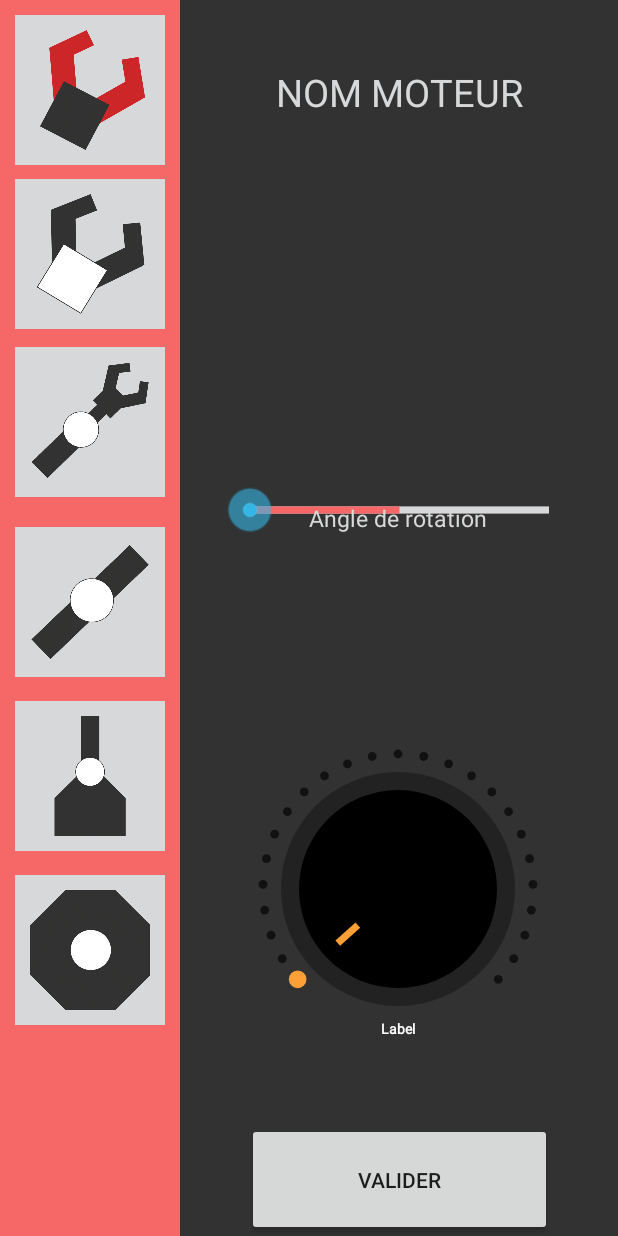
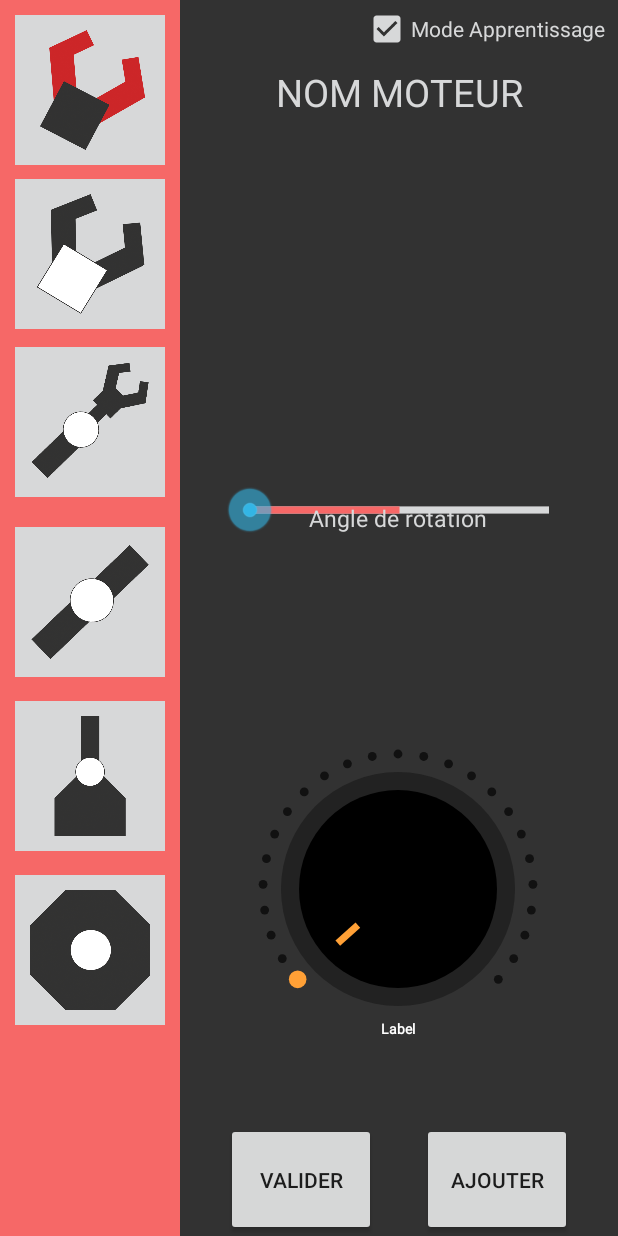
Before and after one commit to outcast292/EST-PFE-Hercules2000-android, an Android app: the controlApp screen opened directly, with no data from a screen before it, on a phone screen of 412 x 824 dp. Run offline under Robolectric (Android 15) with nearby library versions, the phone set to English and light mode, and no system bars; libraries missing offline, so code that uses them is left out: com.r0adkll.slidr; 38 statements that could not run were skipped.

Commit message:
added mode apr

```diff
--- a/app/src/main/java/com/hercules2000/control/connectionActivity.java
+++ b/app/src/main/java/com/hercules2000/control/connectionActivity.java
@@ -56,7 +56,7 @@ public class connectionActivity extends AppCompatActivity {
             showDialog("Erreur de connection !","Veuiller verfier l'ip et port");
         }
         else {
-            showDialog("Connecté !", "connectionActivity avec " + adrIP.getText().toString() + " avec succees");
+            showDialog("Connecté !", "Connection avec " + adrIP.getText().toString() + " avec succees");
             __ifConnected();
         }
     }
--- a/app/src/main/java/com/hercules2000/control/connectionUtils.java
+++ b/app/src/main/java/com/hercules2000/control/connectionUtils.java
@@ -97,7 +97,7 @@ public class connectionUtils {
             initIO();
 
         } catch (Exception e) {
-            Log.e("Hercules 2000", "C: Error", e);c
+            Log.e("Hercules 2000", "C: Error", e);
         }
 
     }
--- a/app/src/main/java/com/hercules2000/controlApp/HomeMenu.java
+++ b/app/src/main/java/com/hercules2000/controlApp/HomeMenu.java
@@ -11,6 +11,7 @@ import com.hercules2000.control.connectionActivity;
 
 public class HomeMenu extends AppCompatActivity {
 
+
     @Override
     protected void onCreate(Bundle savedInstanceState) {
         super.onCreate(savedInstanceState);
@@ -20,6 +21,7 @@ public class HomeMenu extends AppCompatActivity {
     public void openControl(View v) {
         Intent intent = new Intent(this, controlApp.class);
         startActivity(intent);
+        controllerHandler.initMotors();
     }
     public void btnSettings(View v) {
         Intent intent = new Intent(this, connectionActivity.class);
@@ -35,4 +37,6 @@ public class HomeMenu extends AppCompatActivity {
         alert.setTitle(title);
         alert.show();
     }
+
+
 }
--- a/app/src/main/java/com/hercules2000/controlApp/HomeScreen.java
+++ b/app/src/main/java/com/hercules2000/controlApp/HomeScreen.java
@@ -24,4 +24,5 @@ public class HomeScreen extends AppCompatActivity {
             }
         },1000);
     }
+
 }
--- a/app/src/main/res/layout/activity_main.xml
+++ b/app/src/main/res/layout/activity_main.xml
@@ -2,13 +2,13 @@
 <androidx.constraintlayout.widget.ConstraintLayout xmlns:android="http://schemas.android.com/apk/res/android"
     xmlns:app="http://schemas.android.com/apk/res-auto"
     xmlns:tools="http://schemas.android.com/tools"
-    android:background="@color/background_material_light"
     android:layout_width="match_parent"
     android:layout_height="match_parent"
-    >
+    android:background="@color/background_material_light">
 
 
     <include
+        android:id="@+id/include"
         layout="@layout/content_main"
         android:layout_width="0dp"
         android:layout_height="match_parent"
--- a/app/src/main/res/layout/content_main.xml
+++ b/app/src/main/res/layout/content_main.xml
@@ -84,12 +84,45 @@
 
     <Button
         android:id="@+id/bntValider"
-        android:layout_width="203dp"
+        android:layout_width="100dp"
         android:layout_height="75dp"
         android:onClick="btnValider"
         android:text="@string/valider"
         app:layout_constraintBottom_toBottomOf="parent"
-        app:layout_constraintEnd_toEndOf="parent"
+        app:layout_constraintEnd_toStartOf="@id/Ajouter"
+        app:layout_constraintHorizontal_bias="0.21"
         app:layout_constraintStart_toStartOf="parent" />
 
+    <Button
+        android:id="@+id/Ajouter"
+        android:layout_width="100dp"
+        android:layout_height="75dp"
+        android:layout_marginTop="56dp"
+        android:onClick="btnAjouter"
+        android:text="Ajouter"
+        app:layout_constraintBottom_toBottomOf="parent"
+        app:layout_constraintEnd_toEndOf="parent"
+        app:layout_constraintHorizontal_bias="0.759"
+        app:layout_constraintStart_toEndOf="@+id/bntValider"
+        app:layout_constraintTop_toBottomOf="@+id/knobVitesse"
+        app:layout_constraintVertical_bias="0.0" />
+
+    <CheckBox
+        android:id="@+id/isAppMode"
+        style="@style/Widget.AppCompat.CompoundButton.CheckBox"
+        android:layout_width="wrap_content"
+        android:layout_height="wrap_content"
+        android:backgroundTint="#00FF0000"
+        android:onClick="onClickCheckBox"
+        android:text="Mode Apprentissage"
+        android:buttonTint="@color/whiteGray"
+        android:textColor="@color/whiteGray"
+        android:textColorHint="@color/whiteGray"
+        app:layout_constraintBottom_toTopOf="@+id/nomMoteur"
+        app:layout_constraintEnd_toEndOf="parent"
+        app:layout_constraintHorizontal_bias="0.934"
+        app:layout_constraintStart_toStartOf="parent"
+        app:layout_constraintTop_toTopOf="parent"
+        app:layout_constraintVertical_bias="0.25" />
+
 </androidx.constraintlayout.widget.ConstraintLayout>
```
Also changed, not shown: app/src/main/AndroidManifest.xml (+6 -3 lines), app/src/main/java/com/hercules2000/controlApp/Moteur.java (+66 -0 lines), app/src/main/java/com/hercules2000/controlApp/controlApp.java (+103 -72 lines), app/src/main/java/com/hercules2000/controlApp/controllerHandler.java (+63 -0 lines), 2 other files.
